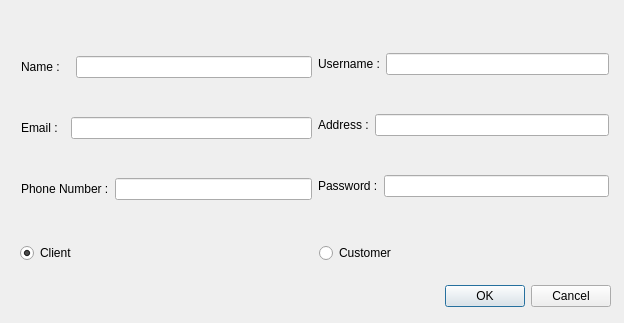
Qt form AP/register_dialog.ui (AP-projects-4001/Guys) before a commit.
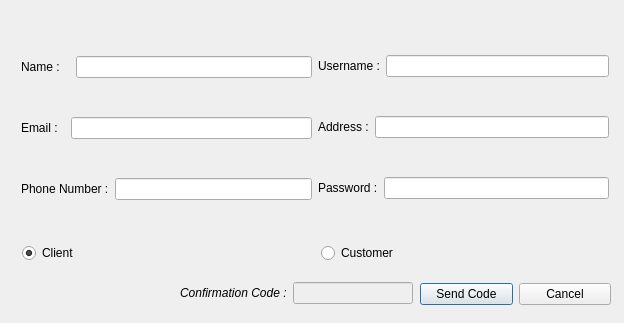
The same form after that commit.

Commit message: Add generating Confirmation Code in register dialog

What changed in the file:
```diff
--- a/AP/register_dialog.ui
+++ b/AP/register_dialog.ui
@@ -25,34 +25,6 @@
   <property name="windowTitle">
    <string>Dialog</string>
   </property>
-  <widget class="QDialogButtonBox" name="buttonBox">
-   <property name="geometry">
-    <rect>
-     <x>270</x>
-     <y>280</y>
-     <width>341</width>
-     <height>32</height>
-    </rect>
-   </property>
-   <property name="minimumSize">
-    <size>
-     <width>341</width>
-     <height>32</height>
-    </size>
-   </property>
-   <property name="maximumSize">
-    <size>
-     <width>341</width>
-     <height>16777215</height>
-    </size>
-   </property>
-   <property name="orientation">
-    <enum>Qt::Horizontal</enum>
-   </property>
-   <property name="standardButtons">
-    <set>QDialogButtonBox::Cancel|QDialogButtonBox::Ok</set>
-   </property>
-  </widget>
   <widget class="QWidget" name="layoutWidget">
    <property name="geometry">
     <rect>
@@ -111,7 +83,7 @@
    <property name="geometry">
     <rect>
      <x>318</x>
-     <y>20</y>
+     <y>22</y>
      <width>291</width>
      <height>211</height>
     </rect>
@@ -168,7 +140,7 @@
   <widget class="QWidget" name="layoutWidget">
    <property name="geometry">
     <rect>
-     <x>20</x>
+     <x>22</x>
      <y>240</y>
      <width>591</width>
      <height>26</height>
@@ -200,6 +172,58 @@
     </item>
    </layout>
   </widget>
+  <widget class="QWidget" name="">
+   <property name="geometry">
+    <rect>
+     <x>420</x>
+     <y>280</y>
+     <width>191</width>
+     <height>28</height>
+    </rect>
+   </property>
+   <layout class="QHBoxLayout" name="horizontalLayout_8">
+    <item>
+     <widget class="QPushButton" name="pushButton">
+      <property name="text">
+       <string>Send Code</string>
+      </property>
+     </widget>
+    </item>
+    <item>
+     <widget class="QPushButton" name="pushButton_2">
+      <property name="text">
+       <string>Cancel</string>
+      </property>
+     </widget>
+    </item>
+   </layout>
+  </widget>
+  <widget class="QWidget" name="">
+   <property name="geometry">
+    <rect>
+     <x>180</x>
+     <y>280</y>
+     <width>233</width>
+     <height>27</height>
+    </rect>
+   </property>
+   <layout class="QHBoxLayout" name="horizontalLayout_9">
+    <item>
+     <widget class="QLabel" name="label_7">
+      <property name="text">
+       <string>&lt;html&gt;&lt;head/&gt;&lt;body&gt;&lt;p&gt;&lt;span style=&quot; font-style:italic;&quot;&gt;Confirmation Code :&lt;/span&gt;&lt;/p&gt;&lt;/body&gt;&lt;/html&gt;</string>
+      </property>
+     </widget>
+    </item>
+    <item>
+     <widget class="QLineEdit" name="lineEdit">
+      <property name="enabled">
+       <bool>false</bool>
+      </property>
+     </widget>
+    </item>
+   </layout>
+  </widget>
  </widget>
  <resources/>
  <connections>
```
Left out of the diff: 35 changed lines with no effect on the pictures. The commit also changes 4 other files.
